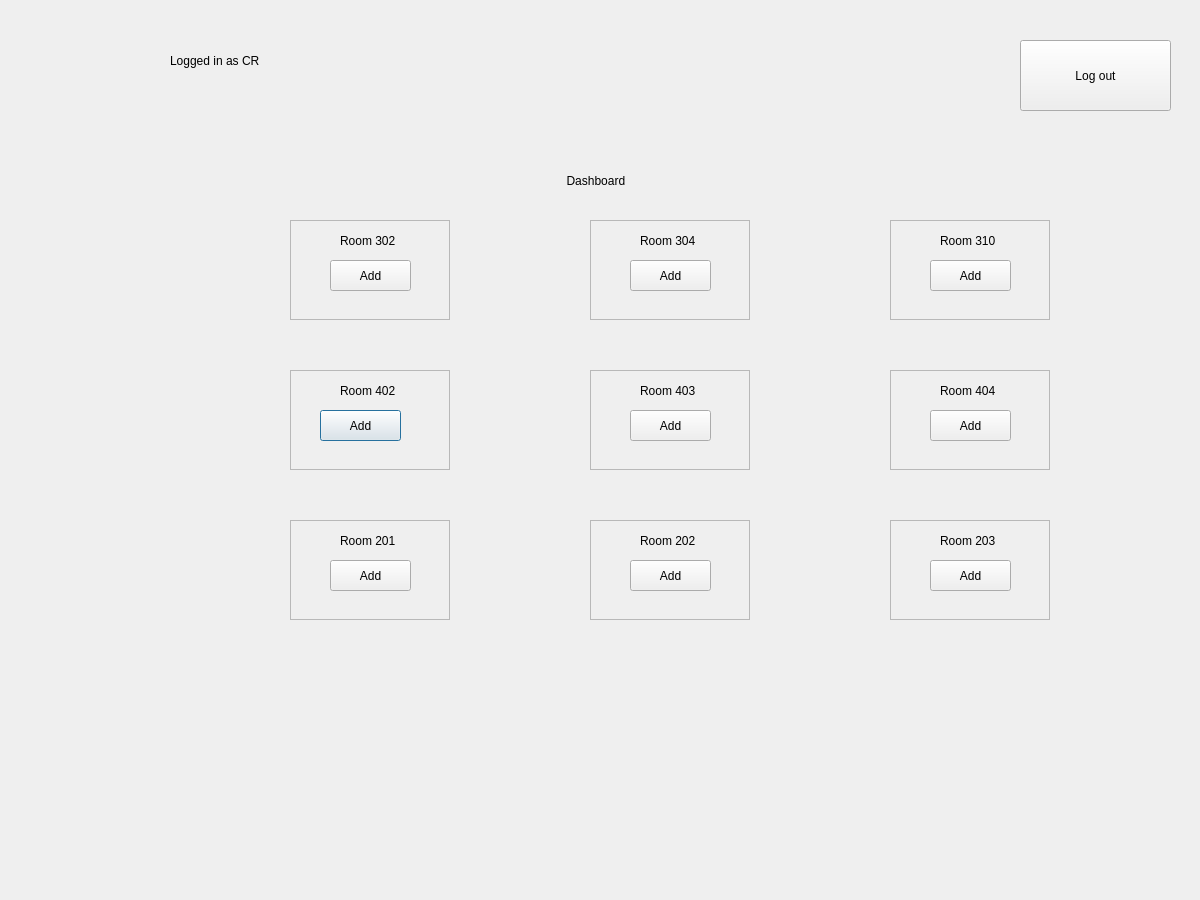
Above: crsearchclass.ui from prazzx/Kakshya before the change. Below: the same form after it.
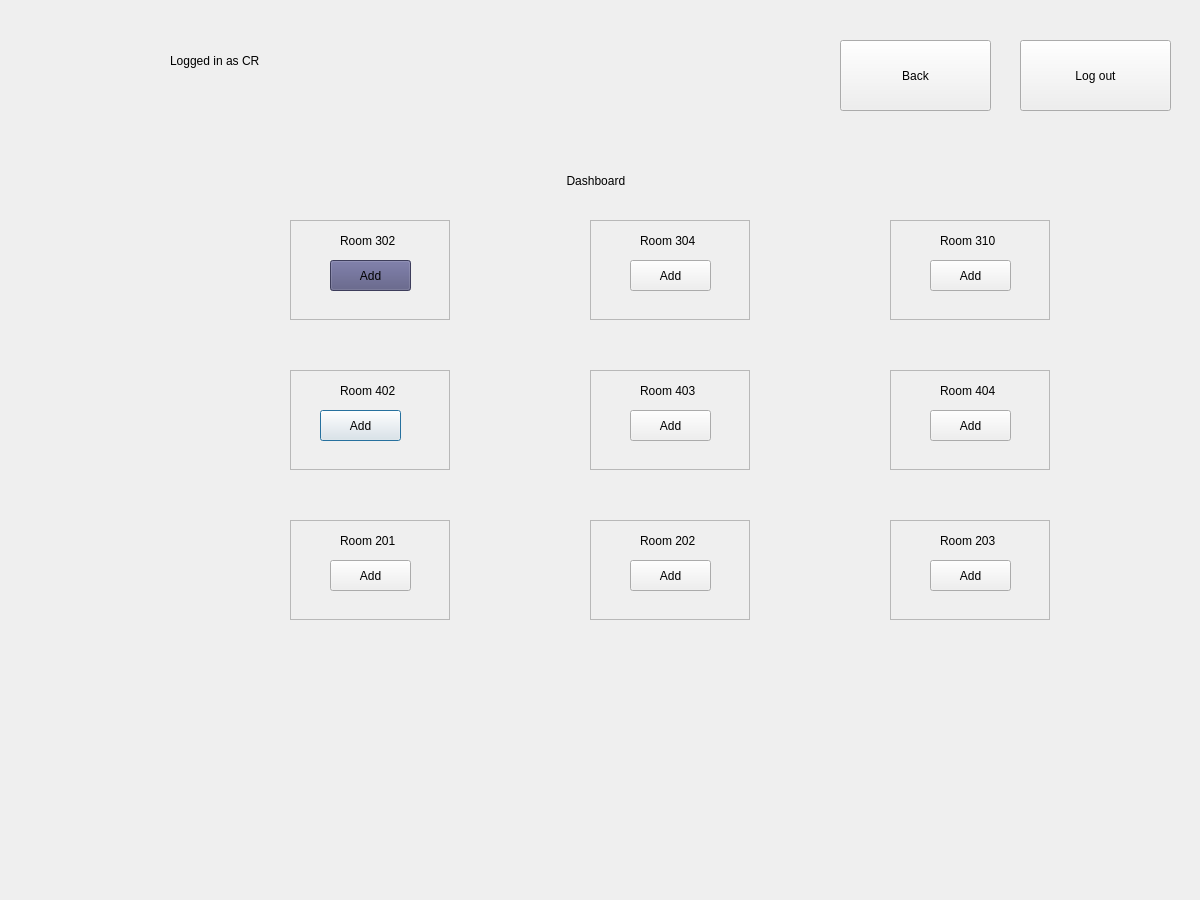
That is the form after the change.

```diff
--- a/crsearchclass.ui
+++ b/crsearchclass.ui
@@ -257,6 +257,10 @@
       <height>31</height>
      </rect>
     </property>
+    <property name="styleSheet">
+     <string notr="true">background-color: rgb(255, 255, 255);
+background-color: rgb(85, 85, 127);</string>
+    </property>
     <property name="text">
      <string>Add</string>
     </property>
@@ -456,6 +460,19 @@
     <string>Log out</string>
    </property>
   </widget>
+  <widget class="QPushButton" name="pushButtonback">
+   <property name="geometry">
+    <rect>
+     <x>840</x>
+     <y>40</y>
+     <width>151</width>
+     <height>71</height>
+    </rect>
+   </property>
+   <property name="text">
+    <string>Back</string>
+   </property>
+  </widget>
  </widget>
  <resources/>
  <connections/>
```
